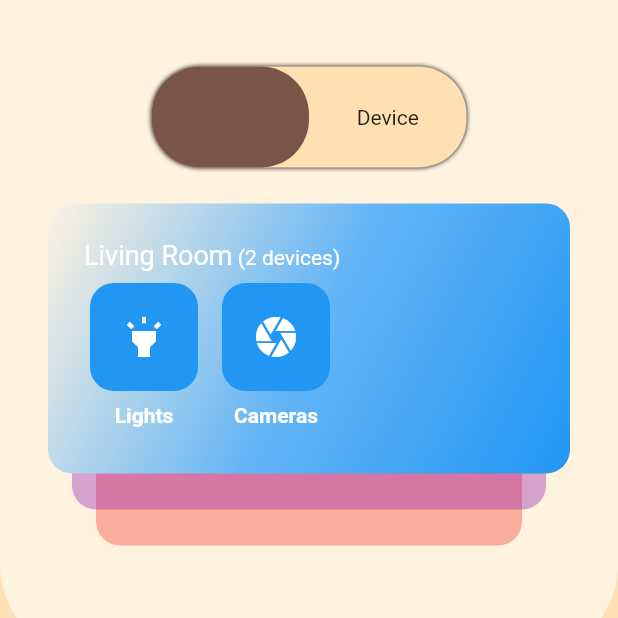
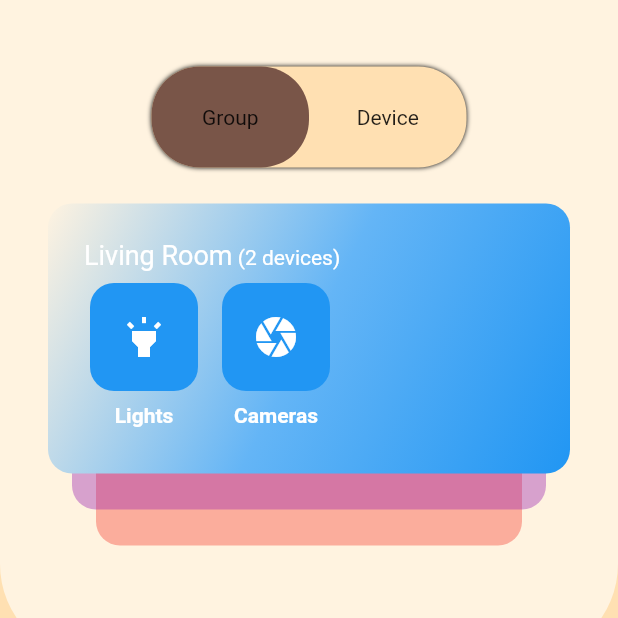
Before and after one commit to JAICHANGPARK/flutter_notebook_7th_story, a Flutter app: the screen it shows after launch, on a phone screen of 412 x 824 dp, the part 426-1044 px from its top. Run offline on Flutter 3.47's test engine with Material 2 defaults, Android fonts, the phone set to English and light mode, and no system bars; our stand-ins replace charts_flutter, google_fonts.

Commit message:
Update smart_home_main_page.dart

```diff
--- a/lib/ep520_smart_home_app/smart_home_main_page.dart
+++ b/lib/ep520_smart_home_app/smart_home_main_page.dart
@@ -171,6 +171,9 @@ class _SmartHomeMainPageState extends State<SmartHomeMainPage> {
                                       decoration: BoxDecoration(
                                         color: Colors.brown,
                                         borderRadius: BorderRadius.circular(32)
+                                      ),
+                                      child: Center(
+                                        child: Text("Group"),
                                       ),
                                     ),
                                   ),
```
